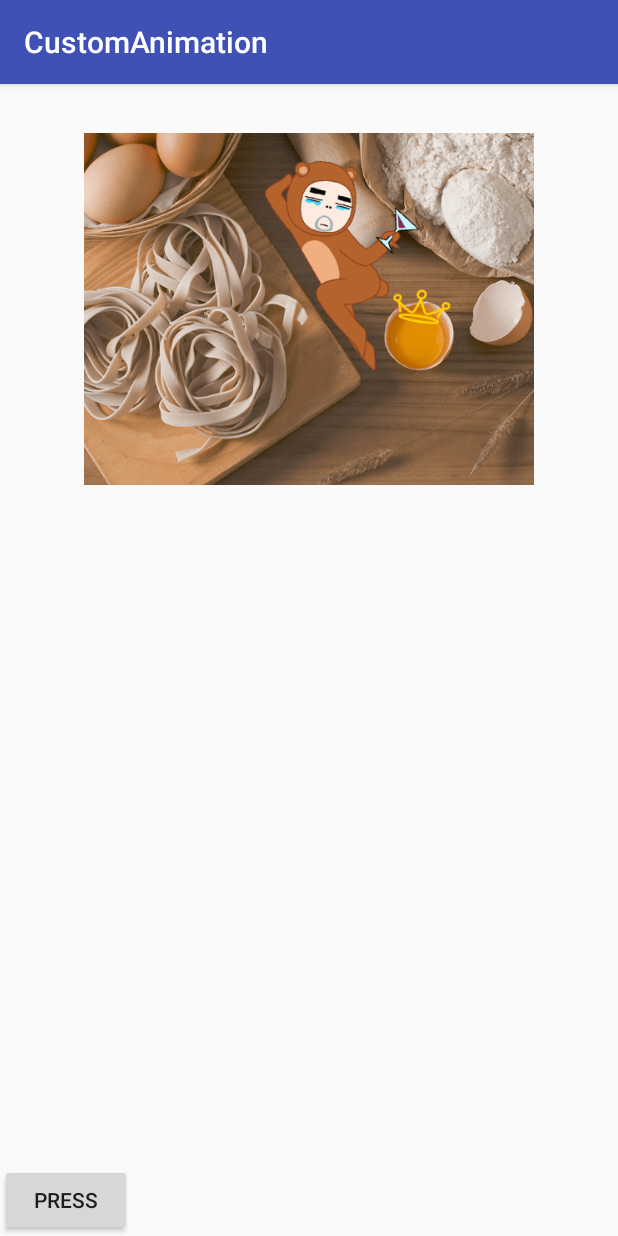
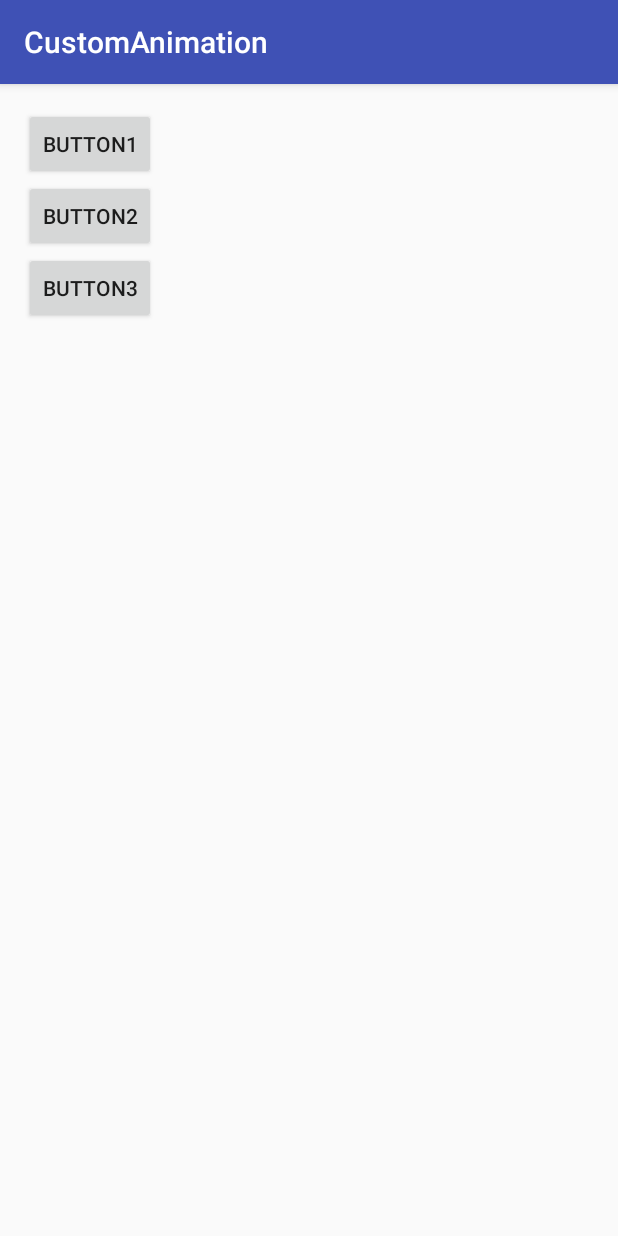
Before and after one commit to ckj375/CustomAnimation, an Android app: the screen it shows after launch (MainActivity), on a phone screen of 412 x 824 dp. Run offline under Robolectric (Android 15) with nearby library versions, the phone set to English and light mode, and no system bars.

Commit message:
添加自定义动画

```diff
--- a/app/src/main/AndroidManifest.xml
+++ b/app/src/main/AndroidManifest.xml
@@ -15,6 +15,9 @@
                 <category android:name="android.intent.category.LAUNCHER" />
             </intent-filter>
         </activity>
+        <activity android:name=".Animation1Activity" />
+        <activity android:name=".Animation2Activity" />
+        <activity android:name=".Animation3Activity" />
     </application>
 
 </manifest>
--- a/app/src/main/java/com/ckj/customanimation/MainActivity.java
+++ b/app/src/main/java/com/ckj/customanimation/MainActivity.java
@@ -1,5 +1,6 @@
 package com.ckj.customanimation;
 
+import android.content.Intent;
 import android.support.v7.app.AppCompatActivity;
 import android.os.Bundle;
 import android.view.View;
@@ -8,22 +9,44 @@ import android.widget.ImageView;
 
 public class MainActivity extends AppCompatActivity {
 
-    private ImageView img;
-    private Button btn;
+    private Button btn1;
+    private Button btn2;
+    private Button btn3;
 
     @Override
     protected void onCreate(Bundle savedInstanceState) {
         super.onCreate(savedInstanceState);
         setContentView(R.layout.activity_main);
 
-
-        img = (ImageView) findViewById(R.id.img);
-        btn = (Button) findViewById(R.id.btn);
-        btn.setOnClickListener(new View.OnClickListener() {
+        btn1 = (Button) findViewById(R.id.btn1);
+        btn1.setOnClickListener(new View.OnClickListener() {
             @Override
             public void onClick(View v) {
-                img.startAnimation(new MyAnimation());
+                Intent intent = new Intent();
+                intent.setClass(MainActivity.this, Animation1Activity.class);
+                startActivity(intent);
             }
         });
+
+        btn2 = (Button) findViewById(R.id.btn2);
+        btn2.setOnClickListener(new View.OnClickListener() {
+            @Override
+            public void onClick(View v) {
+                Intent intent = new Intent();
+                intent.setClass(MainActivity.this, Animation2Activity.class);
+                startActivity(intent);
+            }
+        });
+
+        btn3 = (Button) findViewById(R.id.btn3);
+        btn3.setOnClickListener(new View.OnClickListener() {
+            @Override
+            public void onClick(View v) {
+                Intent intent = new Intent();
+                intent.setClass(MainActivity.this, Animation3Activity.class);
+                startActivity(intent);
+            }
+        });
+
     }
 }
--- a/app/src/main/res/layout/activity_main.xml
+++ b/app/src/main/res/layout/activity_main.xml
@@ -1,19 +1,25 @@
 <?xml version="1.0" encoding="utf-8"?>
-<RelativeLayout xmlns:android="http://schemas.android.com/apk/res/android"
+<LinearLayout xmlns:android="http://schemas.android.com/apk/res/android"
     android:layout_width="match_parent"
-    android:layout_height="match_parent">
-
-    <ImageView
-        android:id="@+id/img"
-        android:layout_width="300dp"
-        android:layout_height="300dp"
-        android:layout_centerHorizontal="true"
-        android:src="@drawable/home" />
+    android:layout_height="match_parent"
+    android:orientation="vertical"
+    android:layout_margin="16dp">
 
     <Button
-        android:id="@+id/btn"
+        android:id="@+id/btn1"
         android:layout_width="wrap_content"
         android:layout_height="wrap_content"
-        android:layout_alignParentBottom="true"
-        android:text="press" />
-</RelativeLayout>
+        android:text="Button1" />
+
+    <Button
+        android:id="@+id/btn2"
+        android:layout_width="wrap_content"
+        android:layout_height="wrap_content"
+        android:text="Button2" />
+
+    <Button
+        android:id="@+id/btn3"
+        android:layout_width="wrap_content"
+        android:layout_height="wrap_content"
+        android:text="Button3" />
+</LinearLayout>
```
Also changed, not shown: app/src/main/java/com/ckj/customanimation/Animation1Activity.java (added, +28 -0 lines), app/src/main/java/com/ckj/customanimation/Animation2Activity.java (added, +28 -0 lines), app/src/main/java/com/ckj/customanimation/Animation3Activity.java (added, +28 -0 lines), app/src/main/java/com/ckj/customanimation/MyAnimation1.java (added, +41 -0 lines), app/src/main/java/com/ckj/customanimation/MyAnimation2.java (renamed from app/src/main/java/com/ckj/customanimation/MyAnimation.java, +7 -12 lines), app/src/main/java/com/ckj/customanimation/MyAnimation3.java (added, +43 -0 lines), app/src/main/res/layout/activity_animation1.xml (added, +21 -0 lines), app/src/main/res/layout/activity_animation2.xml (added, +21 -0 lines), app/src/main/res/layout/activity_animation3.xml (added, +21 -0 lines).
